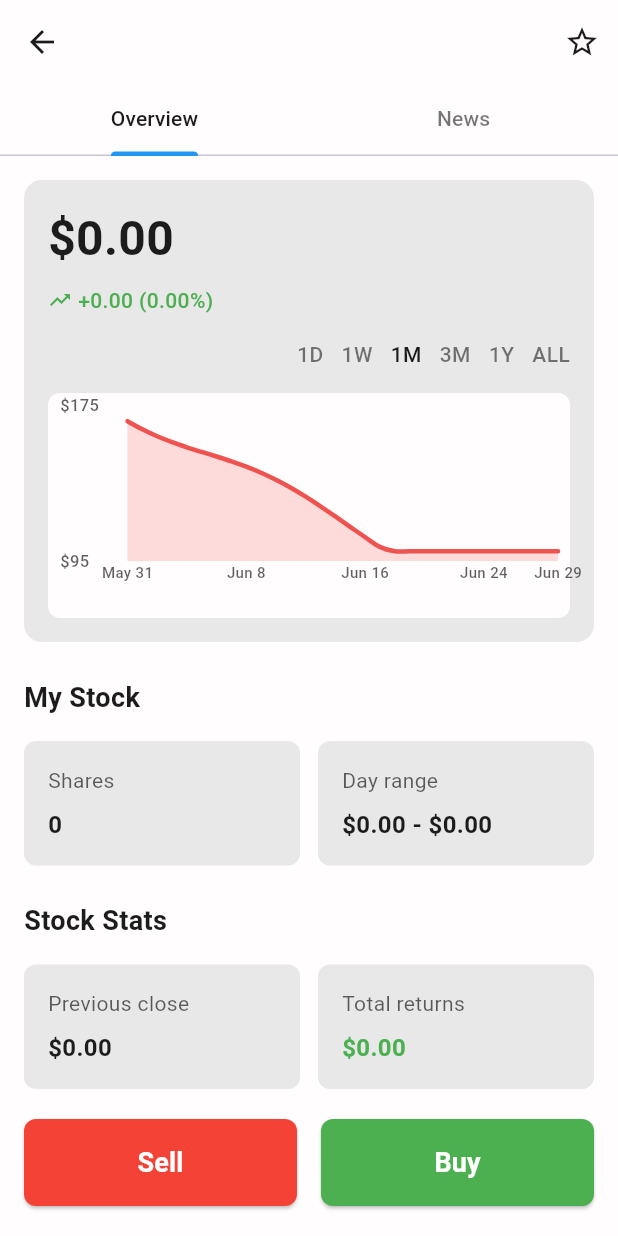
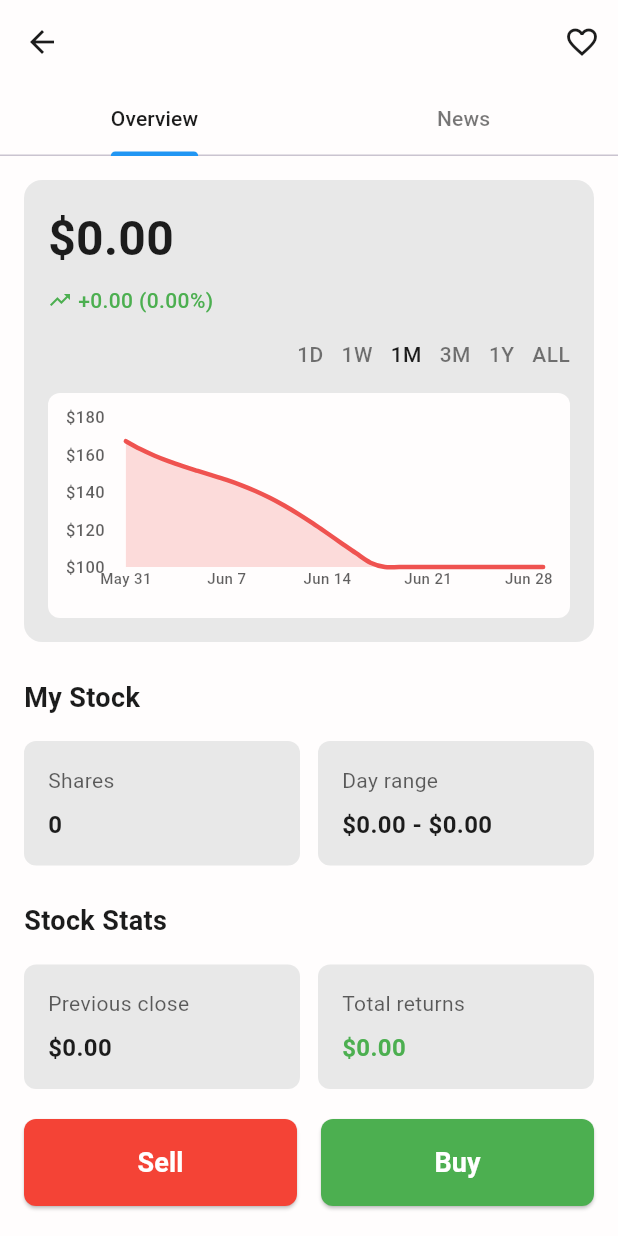
Before and after one commit to AliQ-AFK/stock_app_frontend, a Flutter app: the StockDetailScreen screen opened directly with empty values, after a tap on "1D", after a tap on "1W", after a tap on "1M", on a phone screen of 412 x 824 dp. Run offline on Flutter 3.47's test engine with Material 3 defaults, Android fonts, the phone set to English and light mode, and no system bars; drawn by our look-alikes of fl_chart; our stand-ins replace country_code_picker, flutter_dotenv, font_awesome_flutter, geocoding, geolocator, shared_preferences; missing offline and left inert: pay; accounts and stored records are empty; network calls fail.

Commit message:
add static image+remove watchlist in portofolio, fix graph in stock pages, fix letter in pro page

```diff
--- a/lib/features/dashboard/presentation/screens/portfolio_screen.dart
+++ b/lib/features/dashboard/presentation/screens/portfolio_screen.dart
@@ -34,7 +34,7 @@ class _PortfolioScreenState extends State<PortfolioScreen> {
   bool _isPro = false;
   bool _isLoading = false;
   List<Stock> _portfolioStocks = [];
-  List<Stock> _watchlistStocks = [];
+
 
   // Hardcoded placeholder values as specified in requirements
   static const double _placeholderStockPrice =
@@ -129,7 +129,6 @@ class _PortfolioScreenState extends State<PortfolioScreen> {
 
       setState(() {
         _portfolioStocks = portfolioStocks;
-        _watchlistStocks = watchlistStocks;
         _isLoading = false;
       });
     } catch (e) {
@@ -154,11 +153,29 @@ class _PortfolioScreenState extends State<PortfolioScreen> {
           children: [
             _buildTotalPortfolioValueCard(brightness),
             const SizedBox(height: 32),
+            _buildGraphImage(),
+            const SizedBox(height: 32),
             _buildMyStocksSection(brightness),
-            const SizedBox(height: 32),
-            _buildMyWatchlistSection(brightness),
-            const SizedBox(height: 100), // Bottom padding for navigation
+            const SizedBox(height: 100),
           ],
+        ),
+      ),
+    );
+  }
+
+  Widget _buildGraphImage() {
+    final themeProvider = Provider.of<ThemeProvider>(context);
+    final brightness = themeProvider.brightness;
+    final isLightMode = brightness == Brightness.light;
+    return Padding(
+      padding: const EdgeInsets.symmetric(horizontal: 20.0),
+      child: ClipRRect(
+        child: Image.asset(
+          isLightMode
+              ? 'assets/images/portgL.png'
+              : 'assets/images/portgD.png', //
+          fit: BoxFit.cover,
+          width: double.infinity,
         ),
       ),
     );
@@ -456,30 +473,6 @@ class _PortfolioScreenState extends State<PortfolioScreen> {
     );
   }
 
-  /// Build My Watchlist Section exactly matching Dashboard design
-  Widget _buildMyWatchlistSection(Brightness brightness) {
-    return Padding(
-      padding: const EdgeInsets.symmetric(horizontal: 20),
-      child: Column(
-        children: [
-          // Section header with View all button
-          SectionHeader(
-            title: 'My Watchlist',
-            onViewAllPressed: () {
-              Navigator.push(
-                context,
-                MaterialPageRoute(builder: (context) => WatchlistScreen()),
-              );
-            },
-          ),
-          const SizedBox(height: 16),
-          // Horizontal stocks list with custom empty state
-          _buildStocksHorizontalList(_watchlistStocks, 'watchlist'),
-        ],
-      ),
-    );
-  }
-
   /// Builds horizontal scrollable list of stock cards with custom empty states
   Widget _buildStocksHorizontalList(List<Stock> stocks, String type) {
     final themeProvider = Provider.of<ThemeProvider>(context);
@@ -493,7 +486,7 @@ class _PortfolioScreenState extends State<PortfolioScreen> {
             mainAxisAlignment: MainAxisAlignment.center,
             children: [
               Icon(
-                type == 'stocks' ? Icons.trending_up : Icons.visibility,
+                Icons.trending_up,
                 size: 32,
                 color: AppColors.getText(brightness).withOpacity(0.3),
               ),
--- a/lib/features/premium/presentation/screens/alpha_pro_screen.dart
+++ b/lib/features/premium/presentation/screens/alpha_pro_screen.dart
@@ -339,7 +339,7 @@ class _AlphaProstate extends State<AlphaPro> {
                           Text(
                             'You are a Pro Member!',
                             style: TextStyle(
-                              fontSize: 24,
+                              fontSize: 20,
                               fontWeight: FontWeight.bold,
                               color: AppColors.getGreen(brightness),
                             ),
--- a/lib/features/stocks/presentation/screens/stock_detail_screen.dart
+++ b/lib/features/stocks/presentation/screens/stock_detail_screen.dart
@@ -532,9 +532,9 @@ class _StockDetailScreenState extends State<StockDetailScreen> {
         IconButton(
           onPressed: _toggleWatchlist,
           icon: Icon(
-            _isInWatchlist ? Icons.star : Icons.star_border,
+            _isInWatchlist ? Icons.favorite : Icons.favorite_border,
             color: _isInWatchlist
-                ? Colors.amber
+                ? AppColors.getText(brightness)
                 : AppColors.getText(brightness),
           ),
         ),
--- a/lib/widgets/simple_stock_chart.dart
+++ b/lib/widgets/simple_stock_chart.dart
@@ -1,12 +1,24 @@
+import 'dart:math';
 import 'package:flutter/material.dart';
 import 'package:fl_chart/fl_chart.dart';
 import 'package:intl/intl.dart';
 import 'package:stock_app_frontend/core/constants/app_colors.dart';
 
+/// A helper class to hold the calculated values for an axis.
+class _ChartAxisValues {
+  final double min;
+  final double max;
+  final double interval;
+
+  _ChartAxisValues({required this.min, required this.max, required this.interval});
+}
+
 /// Simple Stock Chart Widget
 ///
-/// Following Lectures.md principles: "keep it simple" - clean visual design
-/// Dynamic color based on stock performance (green up, red down)
+/// This definitive version uses a robust, mathematically-sound algorithm
+/// to calculate "nice" intervals and boundaries for the Y-axis, guaranteeing
+/// that labels are always spaced out and human-readable, solving the overlap
+/// issue for all possible price ranges.
 class SimpleStockChart extends StatelessWidget {
   final List<double> dataPoints;
   final List<int>? timestamps;
@@ -23,65 +35,52 @@ class SimpleStockChart extends StatelessWidget {
 
   @override
   Widget build(BuildContext context) {
-    // Following Lectures.md: "keep it simple" - minimal but visible chart styling
+    if (dataPoints.length < 2) {
+      return Center(child: Text("Not enough data for chart"));
+    }
+
+    final yAxisValues = _calculateYAxisValues();
+
     return Padding(
-      padding: const EdgeInsets.all(8.0),
+      padding: const EdgeInsets.only(right: 16, top: 16, bottom: 4),
       child: LineChart(
         LineChartData(
-          // Hide grids and borders for clean look
+          backgroundColor: Colors.transparent,
           gridData: FlGridData(show: false),
           borderData: FlBorderData(show: false),
 
-          // Show Y-axis with dollar values and X-axis with dates
           titlesData: FlTitlesData(
             show: true,
             rightTitles: AxisTitles(sideTitles: SideTitles(showTitles: false)),
             topTitles: AxisTitles(sideTitles: SideTitles(showTitles: false)),
-            bottomTitles: AxisTitles(
-              sideTitles: SideTitles(
-                showTitles: timestamps != null && timestamps!.isNotEmpty,
-                interval: _getDateInterval(),
-                reservedSize: 30,
-                getTitlesWidget: (value, meta) => _buildDateLabel(value),
-              ),
-            ),
+
             leftTitles: AxisTitles(
               sideTitles: SideTitles(
                 showTitles: true,
-                interval: 1000, // Large interval to prevent extra labels
-                reservedSize: 45,
-                getTitlesWidget: (value, meta) {
-                  final targetLabels = _getFiveEqualLabels();
-                  final roundedValue = value.round();
+                reservedSize: 50,
+                interval: yAxisValues.interval,
+                getTitlesWidget: leftTitleWidgets,
+              ),
+            ),
 
-                  // Only show if it matches one of our 5 target labels
-                  if (targetLabels.contains(roundedValue)) {
-                    return Text(
-                      '\$${roundedValue}',
-                      style: TextStyle(
-                        color: AppColors.getText(brightness).withOpacity(0.7),
-                        fontSize: 11,
-                        fontWeight: FontWeight.w500,
-                      ),
-                    );
-                  }
-                  return const SizedBox.shrink(); // Hide unwanted labels
-                },
+            bottomTitles: AxisTitles(
+              sideTitles: SideTitles(
+                showTitles: true,
+                reservedSize: 30,
+                interval: _getBottomTitleInterval(),
+                getTitlesWidget: bottomTitleWidgets,
               ),
             ),
           ),
 
-          // Create line chart data
           lineBarsData: [
             LineChartBarData(
               spots: _createSpots(),
               isCurved: true,
               color: lineColor,
-              barWidth: 3, // Increased for better visibility
+              barWidth: 3,
               isStrokeCapRound: true,
               dotData: FlDotData(show: false),
-
-              // Add area below the line with more opacity for better visibility
               belowBarData: BarAreaData(
                 show: true,
                 color: lineColor.withOpacity(0.2),
@@ -89,86 +88,92 @@ class SimpleStockChart extends StatelessWidget {
             ),
           ],
 
-          // Clean appearance with proper padding - prevent overlapping labels
-          minX: 0,
-          maxX: (dataPoints.length - 1).toDouble(),
-          minY: minY, // Use getter for consistency
-          maxY: maxY, // Use getter for consistency
+          minY: yAxisValues.min,
+          maxY: yAxisValues.max,
+          minX: -0.2,
+          maxX: (dataPoints.length - 1).toDouble() + 0.2,
         ),
       ),
     );
   }
 
-  /// Convert price data to chart spots
+  Widget leftTitleWidgets(double value, TitleMeta meta) {
+    final style = TextStyle(
+      color: AppColors.getText(brightness).withOpacity(0.7),
+      fontSize: 11,
+      fontWeight: FontWeight.w500,
+    );
+    String text = value.truncateToDouble() == value
+        ? value.toInt().toString()
+        : value.toStringAsFixed(1);
+    return Text('\$$text', style: style, textAlign: TextAlign.center);
+  }
+
+  Widget bottomTitleWidgets(double value, TitleMeta meta) {
+    if (value.floor() != value) {
+      return const SizedBox.shrink();
+    }
+    final style = TextStyle(
+      color: AppColors.getText(brightness).withOpacity(0.7),
+      fontSize: 10,
+      fontWeight: FontWeight.w500,
+    );
+    if (timestamps == null || timestamps!.isEmpty) return Text('', style: style);
+    final index = value.toInt();
+    if (index >= 0 && index < timestamps!.length) {
+      final date = DateTime.fromMillisecondsSinceEpoch(timestamps![index] * 1000);
+      return Text(DateFormat('MMM d').format(date), style: style);
+    }
+    return Text('', style: style);
+  }
+
+  double _getBottomTitleInterval() {
+    if (dataPoints.length <= 10) return 1;
+    return (dataPoints.length / 4).floorToDouble();
+  }
+
+  _ChartAxisValues _calculateYAxisValues() {
+    final minPrice = dataPoints.reduce(min);
+    final maxPrice = dataPoints.reduce(max);
+
+    if (minPrice == maxPrice) {
+      return _ChartAxisValues(
+        min: minPrice - 5.0,
+        max: maxPrice + 5.0,
+        interval: 2.5,
+      );
+    }
+
+    final range = maxPrice - minPrice;
+    int targetTickCount = 5;
+    double tempInterval = range / (targetTickCount - 1);
+
+    final magnitude = pow(10, (log(tempInterval) / log(10)).floor()).toDouble();
+    final residual = tempInterval / magnitude;
+
+    double niceInterval;
+    // ================ THE SYNTAX FIX IS HERE ================
+    // Changed all the integer literals (1, 2, 5, 10) to doubles (1.0, 2.0, etc.)
+    if (residual < 1.5) {
+      niceInterval = 1.0 * magnitude;
+    } else if (residual < 3) {
+      niceInterval = 2.0 * magnitude;
+    } else if (residual < 7) {
+      niceInterval = 5.0 * magnitude;
+    } else {
+      niceInterval = 10.0 * magnitude;
+    }
+    // ========================================================
+
+    double niceMin = (minPrice / niceInterval).floor() * niceInterval;
+    double niceMax = (maxPrice / niceInterval).ceil() * niceInterval;
+
+    return _ChartAxisValues(min: niceMin, max: niceMax, interval: niceInterval);
+  }
+
   List<FlSpot> _createSpots() {
     return dataPoints.asMap().entries.map((entry) {
       return FlSpot(entry.key.toDouble(), entry.value);
     }).toList();
   }
-
-  /// Get minimum price for chart scaling
-  double _getMinPrice() {
-    if (dataPoints.isEmpty) return 0;
-    return dataPoints.reduce((a, b) => a < b ? a : b);
-  }
-
-  /// Get maximum price for chart scaling
-  double _getMaxPrice() {
-    if (dataPoints.isEmpty) return 100;
-    return dataPoints.reduce((a, b) => a > b ? a : b);
-  }
-
-  /// Get chart minimum Y value
-  double get minY => _getMinPrice() * 0.95;
-
-  /// Get chart maximum Y value
-  double get maxY => _getMaxPrice() * 1.05;
-
-  /// Get exactly 5 equally spaced labels
-  List<int> _getFiveEqualLabels() {
-    final range = maxY - minY;
-    final step = range / 4; // 4 steps = 5 labels
-
-    return [
-      minY.round(),
-      (minY + step).round(),
-      (minY + 2 * step).round(),
-      (minY + 3 * step).round(),
-      maxY.round(),
-    ];
-  }
-
-  /// Calculate smart interval for date labels to prevent overlap
-  /// Following Lectures.md: "keep it simple" - basic interval calculation
-  double _getDateInterval() {
-    if (dataPoints.length <= 5) return 1.0;
-    if (dataPoints.length <= 15) return 3.0;
-    return (dataPoints.length / 4).ceilToDouble(); // Show about 4-5 date labels
-  }
-
-  /// Build date label widget for X-axis
-  /// Following Lectures.md: "keep it simple" - clean date formatting
-  Widget _buildDateLabel(double value) {
-    if (timestamps == null || timestamps!.isEmpty) {
-      return const SizedBox.shrink();
-    }
-
-    final index = value.toInt();
-    if (index < 0 || index >= timestamps!.length) {
-      return const SizedBox.shrink();
-    }
-
-    final timestamp = timestamps![index];
-    final date = DateTime.fromMillisecondsSinceEpoch(timestamp * 1000);
-    final formattedDate = DateFormat('MMM d').format(date);
-
-    return Text(
-      formattedDate,
-      style: TextStyle(
-        color: AppColors.getText(brightness).withOpacity(0.7),
-        fontSize: 10,
-        fontWeight: FontWeight.w500,
-      ),
-    );
-  }
 }
--- a/pubspec.yaml
+++ b/pubspec.yaml
@@ -45,6 +45,7 @@ dependencies:
   geolocator: ^10.1.0
   geocoding: ^2.1.1
   url_launcher: ^6.2.6
+
 
   # The following adds the Cupertino Icons font to your application.
   # Use with the CupertinoIcons class for iOS style icons.
```
Also changed, not shown: assets/images/portgD.png (added), assets/images/portgL.png (added).
